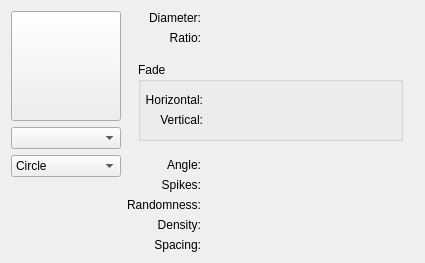
Old version of the form krita/plugins/paintops/libpaintop/wdgautobrush.ui in the repository KDE/krita.
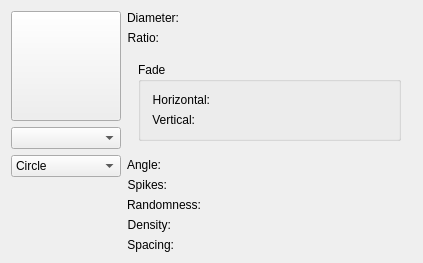
New version of the form. Custom widgets are drawn as their Qt base class.

Commit message: Changed the UI which contains labels and textfields into QFormLayout to set alignment issues

The edit to the form file:
```diff
--- a/krita/plugins/paintops/libpaintop/wdgautobrush.ui
+++ b/krita/plugins/paintops/libpaintop/wdgautobrush.ui
@@ -6,8 +6,8 @@
    <rect>
     <x>0</x>
     <y>0</y>
-    <width>425</width>
-    <height>252</height>
+    <width>423</width>
+    <height>250</height>
    </rect>
   </property>
   <property name="minimumSize">
@@ -16,8 +16,8 @@
     <height>0</height>
    </size>
   </property>
-  <layout class="QGridLayout" name="gridLayout_3" columnstretch="0,1">
-   <item row="0" column="0">
+  <layout class="QHBoxLayout" name="horizontalLayout_2">
+   <item>
     <layout class="QVBoxLayout">
      <property name="margin">
       <number>0</number>
@@ -79,8 +79,10 @@
      </item>
     </layout>
    </item>
-   <item row="0" column="1">
-    <layout class="QGridLayout" name="gridLayout_2" columnstretch="0,0,1">
+   <item>
+    <layout class="QVBoxLayout" name="verticalLayout">
+     <item>
+      <layout class="QFormLayout" name="formLayout">
      <item row="0" column="0">
       <widget class="QLabel" name="label_4">
        <property name="text">
@@ -91,7 +93,7 @@
        </property>
       </widget>
      </item>
-     <item row="0" column="1" colspan="2">
+       <item row="0" column="1">
       <widget class="KisMultipliersDoubleSliderSpinBox" name="inputRadius" native="true">
        <property name="minimumSize">
         <size>
@@ -111,10 +113,12 @@
        </property>
       </widget>
      </item>
-     <item row="1" column="1" colspan="2">
+       <item row="1" column="1">
       <widget class="KisDoubleSliderSpinBox" name="inputRatio" native="true"/>
      </item>
-     <item row="2" column="0" colspan="3">
+      </layout>
+     </item>
+     <item>
       <widget class="QStackedWidget" name="stackedWidget">
        <property name="sizePolicy">
         <sizepolicy hsizetype="Preferred" vsizetype="Preferred">
@@ -150,12 +154,12 @@
            <property name="title">
             <string>Fade</string>
            </property>
-           <layout class="QVBoxLayout" name="verticalLayout_2">
-            <property name="leftMargin">
-             <number>4</number>
-            </property>
+           <layout class="QHBoxLayout" name="horizontalLayout">
             <item>
-             <layout class="QGridLayout" name="gridLayout" columnstretch="0,1,0">
+             <layout class="QFormLayout" name="formLayout_3">
+              <property name="fieldGrowthPolicy">
+               <enum>QFormLayout::ExpandingFieldsGrow</enum>
+              </property>
               <item row="0" column="0">
                <widget class="QLabel" name="label_6">
                 <property name="text">
@@ -169,9 +173,6 @@
               <item row="0" column="1">
                <widget class="KisDoubleSliderSpinBox" name="inputHFade" native="true"/>
               </item>
-              <item row="0" column="2" rowspan="2">
-               <widget class="KoAspectButton" name="aspectButton" native="true"/>
-              </item>
               <item row="1" column="0">
                <widget class="QLabel" name="label_7">
                 <property name="text">
@@ -187,6 +188,9 @@
               </item>
              </layout>
             </item>
+            <item>
+             <widget class="KoAspectButton" name="aspectButton" native="true"/>
+            </item>
            </layout>
           </widget>
          </item>
@@ -201,7 +205,9 @@
        </widget>
       </widget>
      </item>
-     <item row="3" column="0">
+     <item>
+      <layout class="QFormLayout" name="formLayout_2">
+       <item row="0" column="0">
       <widget class="QLabel" name="label_3">
        <property name="text">
         <string>Angle:</string>
@@ -211,7 +217,7 @@
        </property>
       </widget>
      </item>
-     <item row="3" column="1" colspan="2">
+       <item row="0" column="1">
       <widget class="KisSliderSpinBox" name="inputAngle" native="true">
        <property name="minimumSize">
         <size>
@@ -221,7 +227,7 @@
        </property>
       </widget>
      </item>
-     <item row="4" column="0">
+       <item row="1" column="0">
       <widget class="QLabel" name="label">
        <property name="text">
         <string>Spikes:</string>
@@ -231,10 +237,10 @@
        </property>
       </widget>
      </item>
-     <item row="4" column="1" colspan="2">
+       <item row="1" column="1">
       <widget class="KisSliderSpinBox" name="inputSpikes" native="true"/>
      </item>
-     <item row="5" column="0">
+       <item row="2" column="0">
       <widget class="QLabel" name="label_randomness">
        <property name="text">
         <string>Randomness:</string>
@@ -244,10 +250,10 @@
        </property>
       </widget>
      </item>
-     <item row="5" column="1" colspan="2">
+       <item row="2" column="1">
       <widget class="KisDoubleSliderSpinBox" name="inputRandomness" native="true"/>
      </item>
-     <item row="6" column="0">
+       <item row="3" column="0">
       <widget class="QLabel" name="label_8">
        <property name="text">
         <string>Density:</string>
@@ -257,10 +263,10 @@
        </property>
       </widget>
      </item>
-     <item row="6" column="1" colspan="2">
+       <item row="3" column="1">
       <widget class="KisDoubleSliderSpinBox" name="density" native="true"/>
      </item>
-     <item row="7" column="0">
+       <item row="4" column="0">
       <widget class="QLabel" name="label_2">
        <property name="text">
         <string>Spacing:</string>
@@ -270,12 +276,12 @@
        </property>
       </widget>
      </item>
-     <item row="7" column="1" colspan="2">
+       <item row="4" column="1">
       <widget class="KisDoubleSliderSpinBox" name="inputSpacing" native="true"/>
      </item>
     </layout>
    </item>
-   <item row="1" column="1">
+     <item>
     <spacer name="verticalSpacer">
      <property name="orientation">
       <enum>Qt::Vertical</enum>
@@ -285,11 +291,13 @@
      </property>
      <property name="sizeHint" stdset="0">
       <size>
-       <width>20</width>
-       <height>17</height>
+         <width>17</width>
+         <height>28</height>
       </size>
      </property>
     </spacer>
+     </item>
+    </layout>
    </item>
   </layout>
  </widget>
@@ -301,24 +309,24 @@
    <header>KoAspectButton.h</header>
    <container>1</container>
   </customwidget>
-  <customwidget>
-   <class>KisDoubleSliderSpinBox</class>
-   <extends>QWidget</extends>
-   <header>kis_slider_spin_box.h</header>
-   <container>1</container>
-  </customwidget>
-  <customwidget>
-   <class>KisSliderSpinBox</class>
-   <extends>QWidget</extends>
-   <header>kis_slider_spin_box.h</header>
-   <container>1</container>
-  </customwidget>
   <customwidget>
    <class>KisCurveWidget</class>
-   <extends>QWidget</extends>
+   <extends></extends>
    <header>widgets/kis_curve_widget.h</header>
    <container>1</container>
   </customwidget>
+  <customwidget>
+   <class>KisDoubleSliderSpinBox</class>
+   <extends>QWidget</extends>
+   <header>kis_slider_spin_box.h</header>
+   <container>1</container>
+  </customwidget>
+  <customwidget>
+   <class>KisSliderSpinBox</class>
+   <extends>QWidget</extends>
+   <header>kis_slider_spin_box.h</header>
+   <container>1</container>
+  </customwidget>
   <customwidget>
    <class>KisMultipliersDoubleSliderSpinBox</class>
    <extends>QWidget</extends>
```
Lines whose indentation alone changed are shown as unchanged. The commit also changes 91 other files.
